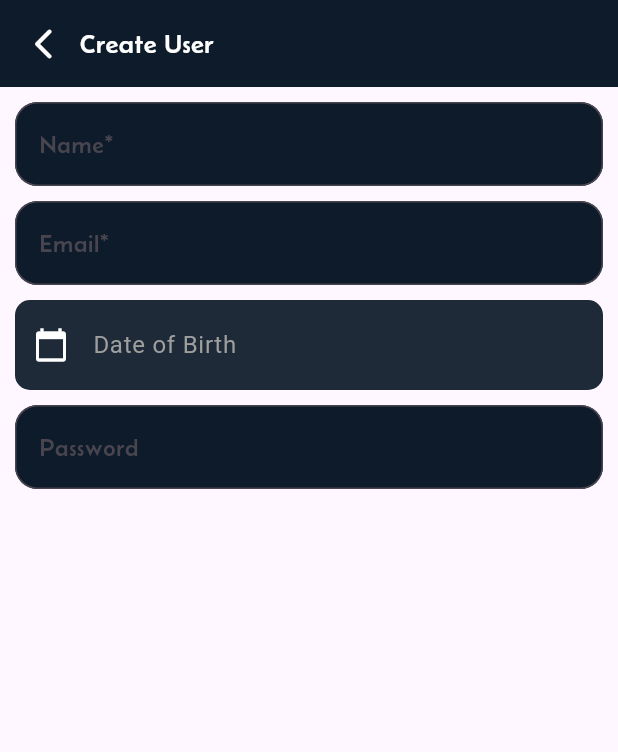
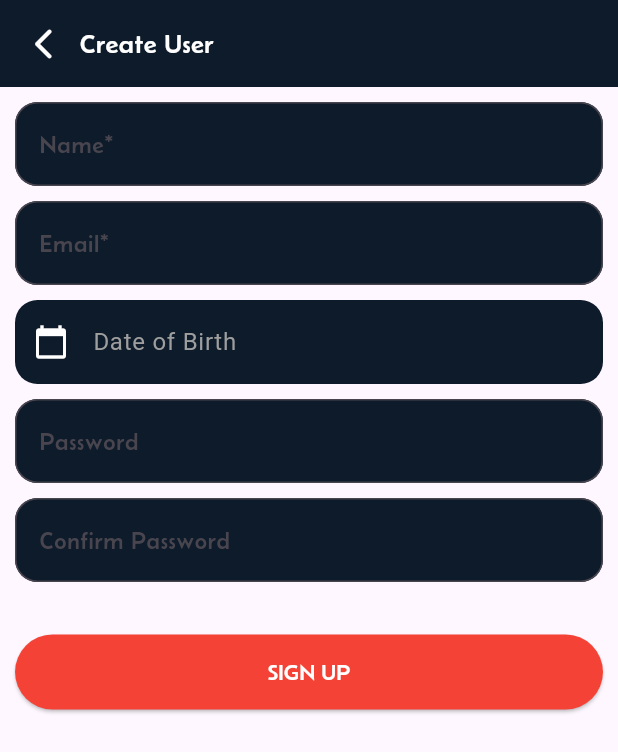
Before and after one commit to JhunJhun2003/nyx_app, a Flutter app: the SignupPage screen opened directly, on a phone screen of 412 x 824 dp. Shown: the top 752 px of the screen. Run offline on Flutter 3.47's test engine with Material 3 defaults, Android fonts, the phone set to English and light mode, and no system bars; our stand-ins replace font_awesome_flutter, sqflite; accounts and stored records are empty.

Commit message:
20260405

```diff
--- a/lib/pages/detailsPages/accountpages/login.dart
+++ b/lib/pages/detailsPages/accountpages/login.dart
@@ -195,7 +195,7 @@ class _LoginPageState extends State<LoginPage> {
         ),
         onPressed: (){},
         child: Text(
-          "Login",
+          "LOGIN",
            style: TextStyle(
               fontFamily: "Custom",
               fontSize: 15,
--- a/lib/pages/detailsPages/accountpages/signup.dart
+++ b/lib/pages/detailsPages/accountpages/signup.dart
@@ -155,17 +155,17 @@ class _SignupPageState extends State<SignupPage> {
               prefixIcon: const Icon(Icons.calendar_today, color: Colors.white),
 
               filled: true,
-              fillColor: const Color(0xFF1E2A38),
+              fillColor: Color.fromARGB(255, 13, 27, 42),
 
-              contentPadding: const EdgeInsets.symmetric(vertical: 18),
+              // contentPadding: const EdgeInsets.symmetric(vertical: 18),
 
               border: OutlineInputBorder(
-                borderRadius: BorderRadius.circular(10),
+                borderRadius: BorderRadius.circular(15),
                 borderSide: BorderSide.none,
               ),
 
               enabledBorder: OutlineInputBorder(
-                borderRadius: BorderRadius.circular(10),
+                borderRadius: BorderRadius.circular(15),
                 borderSide: BorderSide.none,
               ),
 
@@ -206,6 +206,73 @@ class _SignupPageState extends State<SignupPage> {
           ),
 
           const SizedBox(height: 10),
+
+          TextFormField(
+            controller: confirmPasswordController,
+            obscureText: true,
+            style: TextStyle(
+              fontFamily: "Custom",
+              color: Color.fromARGB(255, 255, 255, 255),
+            ),
+            decoration: InputDecoration(
+              hintText: "Confirm Password",
+              filled: true,
+              fillColor: Color.fromARGB(255, 13, 27, 42),
+              border: OutlineInputBorder(
+                borderRadius: BorderRadius.circular(15)
+              ),
+            ),
+            validator: (value) {
+              if (value == null || value.isEmpty) {
+                return "Confirm password";
+              }
+              return null;
+            },
+          ),
+
+          const SizedBox(height: 35),
+
+          // SIGN UP BUTTON
+          SizedBox(
+            width: double.infinity,
+            child: ElevatedButton(
+              style: ElevatedButton.styleFrom(
+                minimumSize: const Size(350, 50),
+                backgroundColor: Colors.red,
+              ),
+              onPressed: () async {
+
+                // 1. Validate form
+               if (formKey.currentState!.validate()) {
+                // 2. Check password match
+                if (passwordController.text != confirmPasswordController.text) {
+                  ScaffoldMessenger.of(context).showSnackBar(
+                    const SnackBar(content: Text("Passwords do not match")),
+                  );
+                  return;
+                }
+                // 3. Save user
+                await dbHelper.insertUser(
+                  emailController.text.trim(),
+                  passwordController.text.trim(),
+                );
+                // 4. Success message
+                ScaffoldMessenger.of(context).showSnackBar(
+                  const SnackBar(content: Text("Account created successfully!")),
+                );
+                // 5. Go back to login
+                Navigator.pop(context);
+                }
+              },
+              child: const Text("SIGN UP",
+                style: TextStyle(
+                  fontFamily: "Custom",
+                  fontSize: 15,
+                  color: Colors.white
+                ),
+              ),
+            ),
+          ),
 
           Row(
             children: [],
```
